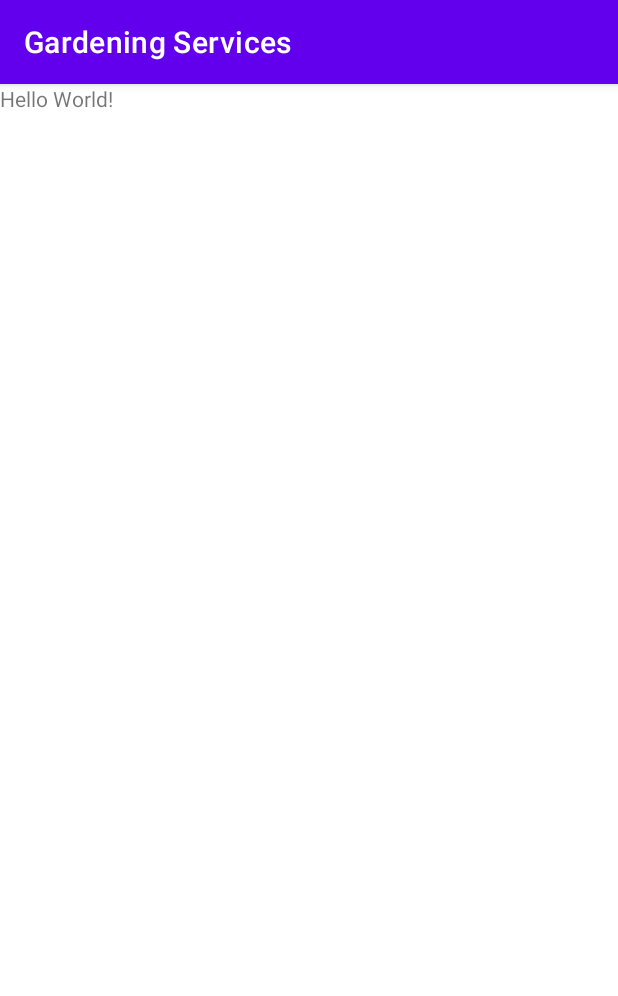
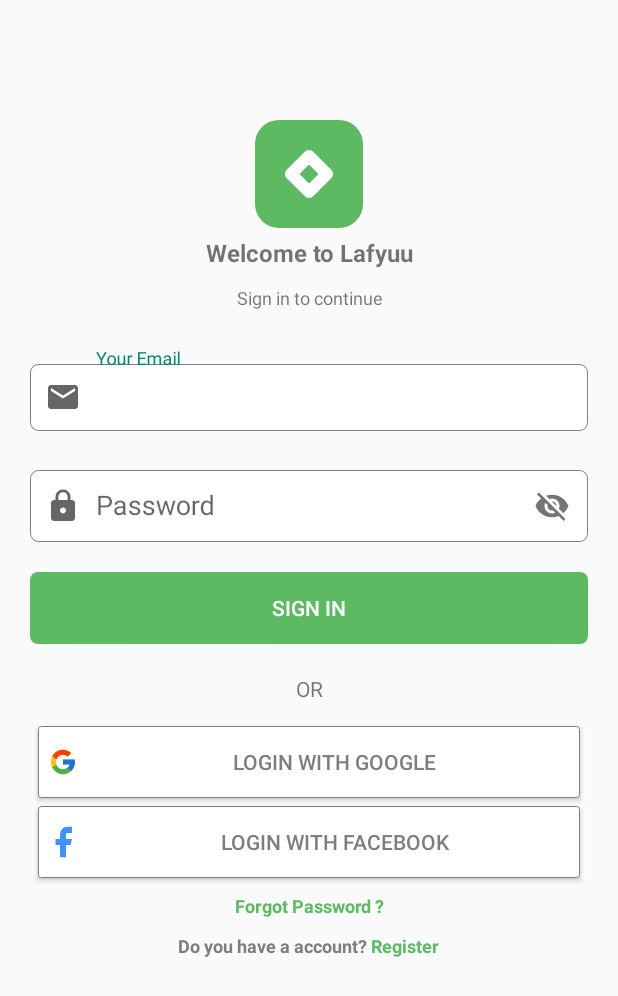
Before and after one commit to phatndt/GardeningServicesApplication, an Android app: the screen it shows after launch (MainActivity before the commit, SignIn after it), on a phone screen of 412 x 824 dp. Shown: the top 996 px of the screen. Run offline under Robolectric (Android 15) with nearby library versions, the phone set to English and light mode, and no system bars.

Commit message:
Add sign in sign out

```diff
--- a/GardeningServices/app/build.gradle
+++ b/GardeningServices/app/build.gradle
@@ -9,7 +9,7 @@ android {
 
     defaultConfig {
         applicationId "com.example.gardeningservices"
-        minSdkVersion 29
+        minSdkVersion 21
         targetSdkVersion 30
         versionCode 1
         versionName "1.0"
--- a/GardeningServices/app/src/main/AndroidManifest.xml
+++ b/GardeningServices/app/src/main/AndroidManifest.xml
@@ -9,7 +9,9 @@
         android:roundIcon="@mipmap/ic_launcher_round"
         android:supportsRtl="true"
         android:theme="@style/Theme.GardeningServices">
-        <activity android:name=".MainActivity">
+        <activity android:name=".Register"></activity>
+        <!-- <activity android:name=".SignIn"></activity> -->
+        <activity android:name=".SignIn">
             <intent-filter>
                 <action android:name="android.intent.action.MAIN" />
 
--- /dev/null
+++ b/GardeningServices/app/src/main/java/com/example/gardeningservices/SignIn.kt
@@ -0,0 +1,23 @@
+package com.example.gardeningservices
+
+import android.content.Intent
+import androidx.appcompat.app.AppCompatActivity
+import android.os.Bundle
+import android.text.Editable
+import android.widget.Button
+import android.widget.EditText
+import android.widget.TextView
+import java.util.*
+
+class SignIn : AppCompatActivity() {
+    override fun onCreate(savedInstanceState: Bundle?) {
+        super.onCreate(savedInstanceState)
+        setContentView(R.layout.activity_sign_in)
+        val tvRegister :TextView=findViewById(R.id.tvregister)
+        tvRegister.setOnClickListener {
+            val intent=Intent(this,Register::class.java);
+            startActivity(intent)
+        }
+        val edMail :EditText=findViewById(R.id.edEmail)
+    }
+}
--- /dev/null
+++ b/GardeningServices/app/src/main/res/drawable/border.xml
@@ -0,0 +1,30 @@
+<?xml version="1.0" encoding="utf-8"?>
+    <shape
+        xmlns:android="http://schemas.android.com/apk/res/android"
+        android:shape="rectangle">
+
+        <!-- Set màu nền-->
+        <solid
+            android:color="@color/white" >
+        </solid>
+
+        <!-- đặt thuộc tính màu và độ rộng của đường viền -->
+        <stroke
+            android:width="0.5dp"
+            android:color="@color/NBlack3" >
+        </stroke>
+
+        <!-- các thuộc tính căn chỉnh-->
+        <padding
+            android:left="10dp"
+            android:top="10dp"
+            android:right="10dp"
+            android:bottom="10dp" >
+        </padding>
+
+        <!-- và đây là bán kính đường tròn ở 4 góc -->
+        <corners
+            android:radius="5dp" >
+        </corners>
+
+    </shape>
--- /dev/null
+++ b/GardeningServices/app/src/main/res/drawable/borderbtlgwg.xml
@@ -0,0 +1,29 @@
+<?xml version="1.0" encoding="utf-8"?>
+<shape
+    xmlns:android="http://schemas.android.com/apk/res/android"
+    android:shape="rectangle">
+
+    <!-- Set màu nền-->
+    <solid
+        android:color="@color/white">
+    </solid>
+
+    <!-- đặt thuộc tính màu và độ rộng của đường viền -->
+    <stroke
+        android:width="0.1dp"
+        android:color="@color/NBlack3" >
+    </stroke>
+    <!-- các thuộc tính căn chỉnh-->
+    <padding
+        android:left="5dp"
+        android:top="5dp"
+        android:right="5dp"
+        android:bottom="5dp" >
+    </padding>
+
+    <!-- và đây là bán kính đường tròn ở 4 góc -->
+    <corners
+        android:radius="2dp" >
+    </corners>
+
+</shape>
--- /dev/null
+++ b/GardeningServices/app/src/main/res/drawable/borderbtsi.xml
@@ -0,0 +1,12 @@
+<?xml version="1.0" encoding="utf-8"?>
+<shape
+    xmlns:android="http://schemas.android.com/apk/res/android"
+    android:shape="rectangle">
+    <!-- Set màu nền-->
+    <solid
+        android:color="@color/NGreen1" >
+    </solid>
+    <corners
+        android:radius="5dp" >
+    </corners>
+</shape>
--- /dev/null
+++ b/GardeningServices/app/src/main/res/drawable/ic_baseline_email_24.xml
@@ -0,0 +1,10 @@
+<vector xmlns:android="http://schemas.android.com/apk/res/android"
+    android:width="24dp"
+    android:height="24dp"
+    android:viewportWidth="24"
+    android:viewportHeight="24"
+    android:tint="?attr/colorControlNormal">
+  <path
+      android:fillColor="@android:color/white"
+      android:pathData="M20,4L4,4c-1.1,0 -1.99,0.9 -1.99,2L2,18c0,1.1 0.9,2 2,2h16c1.1,0 2,-0.9 2,-2L22,6c0,-1.1 -0.9,-2 -2,-2zM20,8l-8,5 -8,-5L4,6l8,5 8,-5v2z"/>
+</vector>
--- /dev/null
+++ b/GardeningServices/app/src/main/res/drawable/ic_baseline_lock_24.xml
@@ -0,0 +1,10 @@
+<vector xmlns:android="http://schemas.android.com/apk/res/android"
+    android:width="24dp"
+    android:height="24dp"
+    android:viewportWidth="24"
+    android:viewportHeight="24"
+    android:tint="?attr/colorControlNormal">
+  <path
+      android:fillColor="@android:color/white"
+      android:pathData="M18,8h-1L17,6c0,-2.76 -2.24,-5 -5,-5S7,3.24 7,6v2L6,8c-1.1,0 -2,0.9 -2,2v10c0,1.1 0.9,2 2,2h12c1.1,0 2,-0.9 2,-2L20,10c0,-1.1 -0.9,-2 -2,-2zM12,17c-1.1,0 -2,-0.9 -2,-2s0.9,-2 2,-2 2,0.9 2,2 -0.9,2 -2,2zM15.1,8L8.9,8L8.9,6c0,-1.71 1.39,-3.1 3.1,-3.1 1.71,0 3.1,1.39 3.1,3.1v2z"/>
+</vector>
--- /dev/null
+++ b/GardeningServices/app/src/main/res/drawable/ic_facebook.xml
@@ -0,0 +1,9 @@
+<vector xmlns:android="http://schemas.android.com/apk/res/android"
+    android:width="24dp"
+    android:height="25dp"
+    android:viewportWidth="24"
+    android:viewportHeight="25">
+  <path
+      android:pathData="M18,2.5H15C13.6739,2.5 12.4021,3.0268 11.4645,3.9645C10.5268,4.9022 10,6.1739 10,7.5V10.5H7V14.5H10V22.5H14V14.5H17L18,10.5H14V7.5C14,7.2348 14.1054,6.9804 14.2929,6.7929C14.4804,6.6054 14.7348,6.5 15,6.5H18V2.5Z"
+      android:fillColor="#4092FF"/>
+</vector>
--- /dev/null
+++ b/GardeningServices/app/src/main/res/drawable/ic_google.xml
@@ -0,0 +1,18 @@
+<vector xmlns:android="http://schemas.android.com/apk/res/android"
+    android:width="24dp"
+    android:height="25dp"
+    android:viewportWidth="24"
+    android:viewportHeight="25">
+  <path
+      android:pathData="M19.8445,10.9332H19.2001V10.9H12V14.1H16.5213C15.8617,15.9628 14.0892,17.3001 12,17.3001C9.3492,17.3001 7.2,15.1508 7.2,12.5C7.2,9.8492 9.3492,7.7 12,7.7C13.2236,7.7 14.3368,8.1616 15.1844,8.9156L17.4473,6.6528C16.0185,5.3212 14.1072,4.5 12,4.5C7.582,4.5 4,8.082 4,12.5C4,16.9181 7.582,20.5001 12,20.5001C16.4181,20.5001 20.0001,16.9181 20.0001,12.5C20.0001,11.9636 19.9449,11.44 19.8445,10.9332Z"
+      android:fillColor="#FFC107"/>
+  <path
+      android:pathData="M4.9219,8.7764L7.5503,10.704C8.2615,8.9432 9.9839,7.7 11.9995,7.7C13.2231,7.7 14.3363,8.1616 15.1839,8.9156L17.4467,6.6528C16.0179,5.3212 14.1067,4.5 11.9995,4.5C8.9267,4.5 6.2619,6.2348 4.9219,8.7764Z"
+      android:fillColor="#FF3D00"/>
+  <path
+      android:pathData="M12.0001,20.5003C14.0665,20.5003 15.9441,19.7095 17.3637,18.4235L14.8877,16.3283C14.0845,16.9367 13.0861,17.3003 12.0001,17.3003C9.9193,17.3003 8.1525,15.9735 7.4869,14.1219L4.878,16.1319C6.2021,18.7227 8.8909,20.5003 12.0001,20.5003Z"
+      android:fillColor="#4CAF50"/>
+  <path
+      android:pathData="M19.8444,10.9332H19.2V10.9H12V14.1H16.5212C16.2044,14.9948 15.6288,15.7664 14.8864,16.3284C14.8868,16.328 14.8872,16.328 14.8876,16.3276L17.3636,18.4229C17.1884,18.5821 20,16.5 20,12.5C20,11.9636 19.9448,11.44 19.8444,10.9332Z"
+      android:fillColor="#1976D2"/>
+</vector>
--- /dev/null
+++ b/GardeningServices/app/src/main/res/drawable/ic_iconapp.xml
@@ -0,0 +1,13 @@
+<vector xmlns:android="http://schemas.android.com/apk/res/android"
+    android:width="72dp"
+    android:height="72dp"
+    android:viewportWidth="72"
+    android:viewportHeight="72">
+  <path
+      android:pathData="M16,0L56,0A16,16 0,0 1,72 16L72,56A16,16 0,0 1,56 72L16,72A16,16 0,0 1,0 56L0,16A16,16 0,0 1,16 0z"
+      android:fillColor="#5DBA63"/>
+  <path
+      android:pathData="M50.8284,33.1716C52.3905,34.7337 52.3905,37.2663 50.8284,38.8284L38.8284,50.8284C37.2663,52.3905 34.7337,52.3905 33.1716,50.8284L21.1716,38.8284C19.6095,37.2663 19.6095,34.7337 21.1716,33.1716L33.1716,21.1716C34.7337,19.6095 37.2663,19.6095 38.8284,21.1716L50.8284,33.1716ZM36,29.6569L29.6569,36L36,42.3431L42.3431,36L36,29.6569Z"
+      android:fillColor="#ffffff"
+      android:fillType="evenOdd"/>
+</vector>
--- /dev/null
+++ b/GardeningServices/app/src/main/res/layout/activity_sign_in.xml
@@ -0,0 +1,197 @@
+<?xml version="1.0" encoding="utf-8"?>
+<ScrollView xmlns:android="http://schemas.android.com/apk/res/android"
+    xmlns:app="http://schemas.android.com/apk/res-auto"
+    xmlns:tools="http://schemas.android.com/tools"
+    android:layout_width="match_parent"
+    android:layout_height="match_parent"
+    tools:context=".SignIn">
+    <androidx.constraintlayout.widget.ConstraintLayout
+        android:id="@+id/lyparent"
+        android:layout_width="match_parent"
+        android:layout_height="match_parent">
+        <RelativeLayout
+            android:id="@+id/ly1"
+            android:layout_width="match_parent"
+            android:layout_height="wrap_content"
+            app:layout_constraintTop_toTopOf="@id/lyparent">
+            <ImageView
+                android:id="@+id/imageView2"
+                android:layout_width="match_parent"
+                android:layout_height="wrap_content"
+                android:layout_marginTop="80dp"
+                android:src="@drawable/ic_iconapp"
+                app:layout_constraintTop_toBottomOf="parent"
+                />
+            <TextView
+                android:id="@+id/idwctlf"
+                android:layout_width="match_parent"
+                android:layout_height="wrap_content"
+                android:layout_margin="5dp"
+                android:gravity="center_horizontal"
+                android:text="Welcome to Lafyuu"
+                android:layout_below="@+id/imageView2"
+                android:textAlignment="center"
+                android:textSize="16dp"
+                android:textStyle="bold" />
+            <TextView
+                android:layout_width="match_parent"
+                android:layout_height="wrap_content"
+                android:id="@+id/idsitc"
+                android:layout_margin="5dp"
+                android:gravity="center_horizontal"
+                android:text="Sign in to continue"
+                android:textAlignment="center"
+                android:textSize="12dp"
+                android:layout_below="@+id/idwctlf"
+                />
+        </RelativeLayout>
+        <RelativeLayout
+            android:id="@+id/ly2"
+            android:layout_width="match_parent"
+            android:layout_height="wrap_content"
+            app:layout_constraintTop_toBottomOf="@id/ly1">
+            <com.google.android.material.textfield.TextInputLayout
+                android:id="@+id/idEmail"
+                android:layout_width="match_parent"
+                android:layout_height="wrap_content"
+                android:layout_marginTop="20dp"
+                android:layout_marginRight="20dp"
+                android:layout_marginLeft="20dp"
+                android:layout_marginBottom="10dp"
+                >
+                <EditText
+                    android:id="@+id/edEmail"
+                    android:layout_width="match_parent"
+                    android:layout_height="wrap_content"
+                    android:drawableStart="@drawable/ic_baseline_email_24"
+                    android:drawableLeft="@drawable/ic_baseline_email_24"
+                    android:inputType="textEmailAddress"
+                    android:background="@drawable/border"
+                    android:drawablePadding="10dp"
+                    android:hint="Your Email"
+                    />
+            </com.google.android.material.textfield.TextInputLayout>
+            <com.google.android.material.textfield.TextInputLayout
+                android:id="@+id/idPassWord"
+                android:layout_width="match_parent"
+                android:layout_height="wrap_content"
+                android:layout_marginTop="5dp"
+                android:layout_marginRight="20dp"
+                android:layout_marginLeft="20dp"
+                android:layout_below="@+id/idEmail"
+                app:passwordToggleEnabled="true"
+                app:passwordToggleTintMode="@color/NGreen1">
+                <EditText
+                    android:id="@+id/edPassWord"
+                    android:layout_width="match_parent"
+                    android:layout_height="wrap_content"
+                    android:drawableStart="@drawable/ic_baseline_lock_24"
+                    android:drawableLeft="@drawable/ic_baseline_lock_24"
+                    android:background="@drawable/border"
+                    android:drawablePadding="10dp"
+                    android:hint="Password" />
+            </com.google.android.material.textfield.TextInputLayout>
+            <Button
+                android:id="@+id/btSignIn"
+                android:layout_width="match_parent"
+                android:layout_height="wrap_content"
+                android:layout_margin="20dp"
+                android:background="@drawable/borderbtsi"
+                android:text="Sign In"
+                android:textColor="@color/white"
+                android:layout_below="@id/idPassWord"
+                 />
+        </RelativeLayout>
+        <RelativeLayout
+            android:id="@+id/ly3"
+            android:layout_width="match_parent"
+            android:layout_height="wrap_content"
+            app:layout_constraintTop_toBottomOf="@id/ly2"
+            >
+            <TextView
+                android:layout_width="match_parent"
+                android:layout_height="wrap_content"
+                android:text="OR"
+                android:textAlignment="center"
+                android:layout_marginBottom="10dp"
+                android:gravity="center_horizontal"
+                android:id="@+id/tvor">
+
+            </TextView>
+            <Button
+                android:id="@+id/loginwithgmail"
+                android:layout_width="match_parent"
+                android:layout_below="@id/tvor"
+                android:layout_height="wrap_content"
+                android:layout_marginTop="5dp"
+                android:layout_marginRight="25dp"
+                android:layout_marginLeft="25dp"
+                android:background="@drawable/borderbtlgwg"
+                android:text="Login with Google"
+                android:drawableStart="@drawable/ic_google"
+                android:drawableLeft="@drawable/ic_google"
+                android:drawablePadding="10dp"
+                android:textColor="@color/NBlack3"
+                android:textStyle="normal" />
+            <Button
+                android:id="@+id/loginwithfacebook"
+                android:layout_width="match_parent"
+                android:layout_height="wrap_content"
+                android:layout_marginTop="5dp"
+                android:layout_marginRight="25dp"
+                android:layout_marginLeft="25dp"
+                android:layout_below="@id/loginwithgmail"
+                android:text="Login with Facebook"
+                android:drawableStart="@drawable/ic_facebook"
+                android:drawableLeft="@drawable/ic_facebook"
+                android:background="@drawable/borderbtlgwg"
+                android:drawablePadding="10dp"
+                android:textColor="@color/NBlack3"
+                android:textStyle="normal" />
+                <TextView
+                    android:id="@+id/fgpassword"
+                    android:layout_width="match_parent"
+                    android:layout_height="wrap_content"
+                    android:gravity="center_horizontal"
+                    android:layout_marginTop="10dp"
+                    android:text="Forgot Password ?"
+                    android:textAlignment="center"
+                    android:textColor="@color/NGreen1"
+                    android:textSize="12dp"
+                    android:textStyle="bold"
+                    android:layout_below="@id/loginwithfacebook"
+                     />
+            <LinearLayout
+                android:id="@+id/idlly"
+                android:layout_width="match_parent"
+                android:layout_height="wrap_content"
+                android:layout_margin="10dp"
+                android:layout_below="@+id/fgpassword"
+                android:orientation="horizontal"
+                android:gravity="center_horizontal"
+                android:weightSum="1">
+                <TextView
+                    android:id="@+id/idquestion"
+                    android:layout_width="wrap_content"
+                    android:layout_height="wrap_content"
+                    android:gravity="center_horizontal"
+                    android:textAlignment="center"
+                    android:text="Do you have a account? "
+                    android:textColor="@color/NBlack3"
+                    android:textSize="12dp"
+                    android:textStyle="bold"
+                    android:layout_weight="0"
+                    />
+                <TextView
+                    android:id="@+id/tvregister"
+                    android:layout_width="wrap_content"
+                    android:layout_height="wrap_content"
+                    android:text="Register"
+                    android:textColor="@color/NGreen1"
+                    android:textSize="12dp"
+                    android:textStyle="bold"
+                    android:gravity="left"/>
+            </LinearLayout>
+        </RelativeLayout>
+    </androidx.constraintlayout.widget.ConstraintLayout>
+</ScrollView>
--- a/GardeningServices/app/src/main/res/values/colors.xml
+++ b/GardeningServices/app/src/main/res/values/colors.xml
@@ -7,4 +7,8 @@
     <color name="teal_700">#FF018786</color>
     <color name="black">#FF000000</color>
     <color name="white">#FFFFFFFF</color>
+    <color name="NGreen1">#FF5DBA63</color>
+    <color name="NGreen2">#FF9ADA9E</color>
+    <color name="NBlack2">#FF5F615E</color>
+    <color name="NBlack3">#FF7E7E7E</color>
 </resources>
--- a/GardeningServices/app/src/main/res/values/themes.xml
+++ b/GardeningServices/app/src/main/res/values/themes.xml
@@ -1,13 +1,13 @@
 <resources xmlns:tools="http://schemas.android.com/tools">
     <!-- Base application theme. -->
-    <style name="Theme.GardeningServices" parent="Theme.MaterialComponents.DayNight.DarkActionBar">
+    <style name="Theme.GardeningServices" parent="Theme.MaterialComponents.Light.NoActionBar.Bridge">
         <!-- Primary brand color. -->
         <item name="colorPrimary">@color/purple_500</item>
-        <item name="colorPrimaryVariant">@color/purple_700</item>
+        <item name="colorPrimaryVariant">@color/NGreen1</item>
         <item name="colorOnPrimary">@color/white</item>
         <!-- Secondary brand color. -->
-        <item name="colorSecondary">@color/teal_200</item>
-        <item name="colorSecondaryVariant">@color/teal_700</item>
+        <item name="colorSecondary">@color/NGreen1</item>
+        <item name="colorSecondaryVariant">@color/NGreen2</item>
         <item name="colorOnSecondary">@color/black</item>
         <!-- Status bar color. -->
         <item name="android:statusBarColor" tools:targetApi="l">?attr/colorPrimaryVariant</item>
```
Also changed, not shown: GardeningServices/app/src/main/java/com/example/gardeningservices/Register.kt (added, +18 -0 lines), GardeningServices/app/src/main/res/drawable/ic_baseline_people_outline_24.xml (added, +10 -0 lines), GardeningServices/app/src/main/res/layout/activity_register.xml (added, +185 -0 lines).
